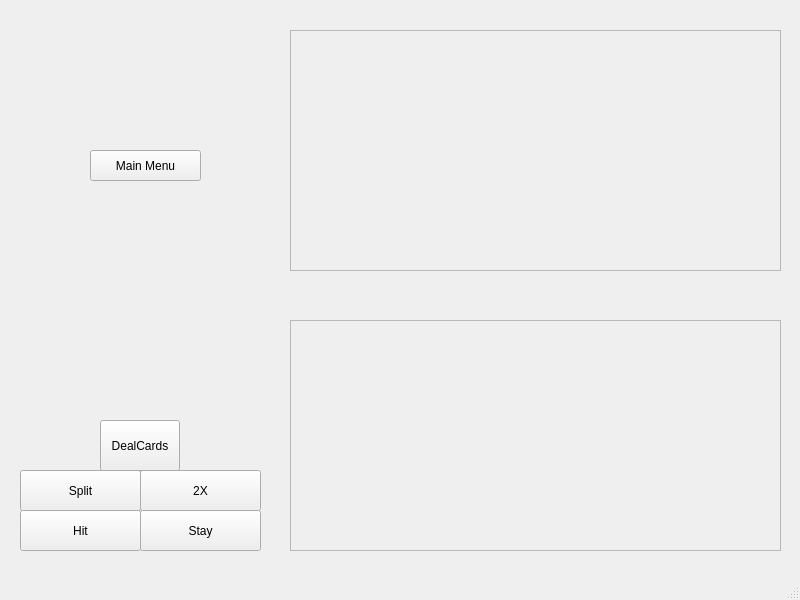
Before: the Qt Designer form blackJackTeacher/levelone.ui in UofU-CS3505/cs3505-assignment9-BradleyBartelt, drawn with Qt 5.
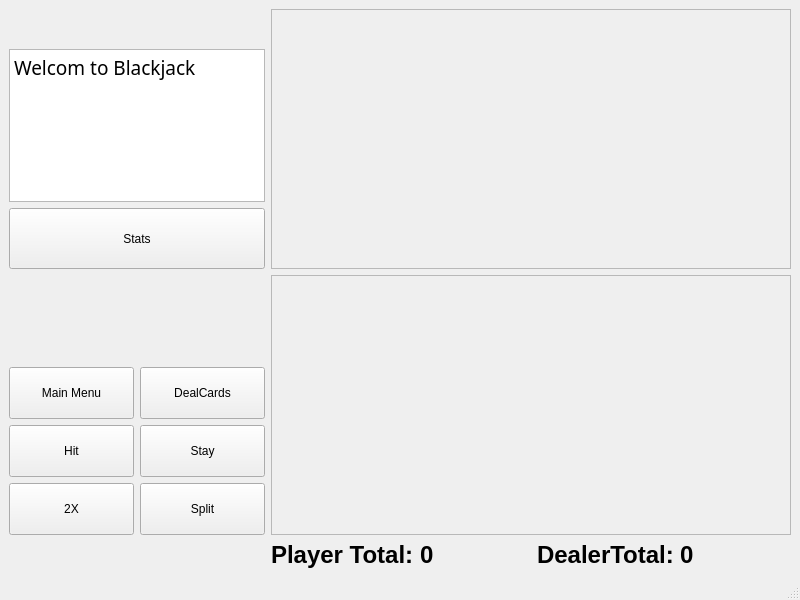
After: the same form once the commit is applied.

Commit message: the UI is now in layouts

```diff
--- a/blackJackTeacher/levelone.ui
+++ b/blackJackTeacher/levelone.ui
@@ -14,80 +14,247 @@
    <string>MainWindow</string>
   </property>
   <widget class="QWidget" name="centralwidget">
-   <widget class="QPushButton" name="pushButton">
-    <property name="geometry">
-     <rect>
-      <x>20</x>
-      <y>470</y>
-      <width>121</width>
-      <height>41</height>
-     </rect>
+   <layout class="QGridLayout" name="gridLayout_3" columnstretch="0,3">
+    <property name="sizeConstraint">
+     <enum>QLayout::SetDefaultConstraint</enum>
     </property>
+    <item row="0" column="0">
+     <layout class="QVBoxLayout" name="statsAndTextLayout" stretch="0,5,2,0">
+      <item>
+       <spacer name="verticalSpacer_2">
+        <property name="orientation">
+         <enum>Qt::Vertical</enum>
+        </property>
+        <property name="sizeHint" stdset="0">
+         <size>
+          <width>20</width>
+          <height>40</height>
+         </size>
+        </property>
+       </spacer>
+      </item>
+      <item>
+       <widget class="QTextBrowser" name="textDisplay">
+        <property name="font">
+         <font>
+          <family>Rockwell Extra Bold</family>
+          <pointsize>14</pointsize>
+          <bold>true</bold>
+         </font>
+        </property>
+        <property name="html">
+         <string>&lt;!DOCTYPE HTML PUBLIC &quot;-//W3C//DTD HTML 4.0//EN&quot; &quot;http://www.w3.org/TR/REC-html40/strict.dtd&quot;&gt;
+&lt;html&gt;&lt;head&gt;&lt;meta name=&quot;qrichtext&quot; content=&quot;1&quot; /&gt;&lt;meta charset=&quot;utf-8&quot; /&gt;&lt;style type=&quot;text/css&quot;&gt;
+p, li { white-space: pre-wrap; }
+hr { height: 1px; border-width: 0; }
+li.unchecked::marker { content: &quot;\2610&quot;; }
+li.checked::marker { content: &quot;\2612&quot;; }
+&lt;/style&gt;&lt;/head&gt;&lt;body style=&quot; font-family:'Rockwell Extra Bold'; font-size:14pt; font-weight:700; font-style:normal;&quot;&gt;
+&lt;p style=&quot; margin-top:0px; margin-bottom:0px; margin-left:0px; margin-right:0px; -qt-block-indent:0; text-indent:0px;&quot;&gt;&lt;span style=&quot; font-family:'Segoe UI'; font-weight:400;&quot;&gt;Welcom to Blackjack&lt;/span&gt;&lt;/p&gt;&lt;/body&gt;&lt;/html&gt;</string>
+        </property>
+       </widget>
+      </item>
+      <item>
+       <widget class="QPushButton" name="pushButton_2">
+        <property name="sizePolicy">
+         <sizepolicy hsizetype="Minimum" vsizetype="Expanding">
+          <horstretch>0</horstretch>
+          <verstretch>0</verstretch>
+         </sizepolicy>
+        </property>
     <property name="text">
-     <string>Split</string>
-    </property>
-   </widget>
+         <string>Stats</string>
+        </property>
+       </widget>
+      </item>
+      <item>
+       <spacer name="verticalSpacer_3">
+        <property name="orientation">
+         <enum>Qt::Vertical</enum>
+        </property>
+        <property name="sizeHint" stdset="0">
+         <size>
+          <width>20</width>
+          <height>40</height>
+         </size>
+        </property>
+       </spacer>
+      </item>
+     </layout>
+    </item>
+    <item row="1" column="0">
+     <layout class="QVBoxLayout" name="userButtonLayout" stretch="0,0,0,0">
+      <item>
+       <spacer name="verticalSpacer">
+        <property name="orientation">
+         <enum>Qt::Vertical</enum>
+        </property>
+        <property name="sizeHint" stdset="0">
+         <size>
+          <width>20</width>
+          <height>40</height>
+         </size>
+        </property>
+       </spacer>
+      </item>
+      <item>
+       <layout class="QHBoxLayout" name="horizontalLayout_4" stretch="0,0">
+        <item>
+         <widget class="QPushButton" name="mainMenu">
+          <property name="sizePolicy">
+           <sizepolicy hsizetype="Minimum" vsizetype="Expanding">
+            <horstretch>0</horstretch>
+            <verstretch>0</verstretch>
+           </sizepolicy>
+          </property>
+          <property name="text">
+           <string>Main Menu</string>
+          </property>
+         </widget>
+        </item>
+        <item>
+         <widget class="QPushButton" name="dealCards">
+          <property name="sizePolicy">
+           <sizepolicy hsizetype="Minimum" vsizetype="Expanding">
+            <horstretch>0</horstretch>
+            <verstretch>0</verstretch>
+           </sizepolicy>
+          </property>
+          <property name="text">
+           <string>DealCards</string>
+          </property>
+         </widget>
+        </item>
+       </layout>
+      </item>
+      <item>
+       <layout class="QHBoxLayout" name="horizontalLayout_3">
+        <item>
    <widget class="QPushButton" name="hitButton">
-    <property name="geometry">
-     <rect>
-      <x>20</x>
-      <y>510</y>
-      <width>121</width>
-      <height>41</height>
-     </rect>
+          <property name="sizePolicy">
+           <sizepolicy hsizetype="Minimum" vsizetype="Expanding">
+            <horstretch>0</horstretch>
+            <verstretch>0</verstretch>
+           </sizepolicy>
     </property>
     <property name="text">
      <string>Hit</string>
     </property>
    </widget>
+        </item>
+        <item>
    <widget class="QPushButton" name="stayButton">
-    <property name="geometry">
-     <rect>
-      <x>140</x>
-      <y>510</y>
-      <width>121</width>
-      <height>41</height>
-     </rect>
+          <property name="sizePolicy">
+           <sizepolicy hsizetype="Minimum" vsizetype="Expanding">
+            <horstretch>0</horstretch>
+            <verstretch>0</verstretch>
+           </sizepolicy>
     </property>
     <property name="text">
      <string>Stay</string>
     </property>
    </widget>
-   <widget class="QPushButton" name="double_2">
-    <property name="geometry">
-     <rect>
-      <x>140</x>
-      <y>470</y>
-      <width>121</width>
-      <height>41</height>
-     </rect>
+        </item>
+       </layout>
+      </item>
+      <item>
+       <layout class="QHBoxLayout" name="horizontalLayout_5">
+        <item>
+         <widget class="QPushButton" name="doubleButton">
+          <property name="sizePolicy">
+           <sizepolicy hsizetype="Minimum" vsizetype="Expanding">
+            <horstretch>0</horstretch>
+            <verstretch>0</verstretch>
+           </sizepolicy>
     </property>
     <property name="text">
      <string>2X</string>
     </property>
    </widget>
-   <widget class="QPushButton" name="dealCards">
-    <property name="geometry">
-     <rect>
-      <x>100</x>
-      <y>420</y>
-      <width>80</width>
-      <height>51</height>
-     </rect>
+        </item>
+        <item>
+         <widget class="QPushButton" name="pushButton">
+          <property name="sizePolicy">
+           <sizepolicy hsizetype="Minimum" vsizetype="Expanding">
+            <horstretch>0</horstretch>
+            <verstretch>0</verstretch>
+           </sizepolicy>
     </property>
     <property name="text">
-     <string>DealCards</string>
-    </property>
-   </widget>
+           <string>Split</string>
+          </property>
+         </widget>
+        </item>
+       </layout>
+      </item>
+     </layout>
+    </item>
+    <item row="2" column="1">
+     <layout class="QGridLayout" name="totalDisplayLayout">
+      <item row="0" column="1">
+       <widget class="QLabel" name="playerTotal">
+        <property name="sizePolicy">
+         <sizepolicy hsizetype="Preferred" vsizetype="Preferred">
+          <horstretch>0</horstretch>
+          <verstretch>0</verstretch>
+         </sizepolicy>
+        </property>
+        <property name="font">
+         <font>
+          <pointsize>18</pointsize>
+          <bold>true</bold>
+         </font>
+        </property>
+        <property name="text">
+         <string>0</string>
+        </property>
+       </widget>
+      </item>
+      <item row="0" column="0">
+       <widget class="QLabel" name="label_2">
+        <property name="font">
+         <font>
+          <pointsize>18</pointsize>
+          <bold>true</bold>
+         </font>
+        </property>
+        <property name="text">
+         <string>Player Total:</string>
+        </property>
+       </widget>
+      </item>
+      <item row="0" column="2">
+       <widget class="QLabel" name="label">
+        <property name="font">
+         <font>
+          <pointsize>18</pointsize>
+          <bold>true</bold>
+         </font>
+        </property>
+        <property name="text">
+         <string>DealerTotal:</string>
+        </property>
+       </widget>
+      </item>
+      <item row="0" column="3">
+       <widget class="QLabel" name="dealerTotal">
+        <property name="font">
+         <font>
+          <pointsize>18</pointsize>
+          <bold>true</bold>
+         </font>
+        </property>
+        <property name="text">
+         <string>0</string>
+        </property>
+       </widget>
+      </item>
+     </layout>
+    </item>
+    <item row="0" column="1" rowspan="2">
+     <layout class="QVBoxLayout" name="playAreaLayout" stretch="2,2">
+      <item>
    <widget class="QScrollArea" name="dealerArea">
-    <property name="geometry">
-     <rect>
-      <x>290</x>
-      <y>30</y>
-      <width>491</width>
-      <height>241</height>
-     </rect>
-    </property>
     <property name="widgetResizable">
      <bool>true</bool>
     </property>
@@ -96,22 +263,16 @@
       <rect>
        <x>0</x>
        <y>0</y>
-       <width>489</width>
-       <height>239</height>
+           <width>522</width>
+           <height>255</height>
       </rect>
      </property>
      <layout class="QHBoxLayout" name="horizontalLayout"/>
     </widget>
    </widget>
+      </item>
+      <item>
    <widget class="QScrollArea" name="handArea">
-    <property name="geometry">
-     <rect>
-      <x>290</x>
-      <y>320</y>
-      <width>491</width>
-      <height>231</height>
-     </rect>
-    </property>
     <property name="widgetResizable">
      <bool>true</bool>
     </property>
@@ -120,26 +281,17 @@
       <rect>
        <x>0</x>
        <y>0</y>
-       <width>489</width>
-       <height>229</height>
+           <width>522</width>
+           <height>254</height>
       </rect>
      </property>
      <layout class="QHBoxLayout" name="horizontalLayout_2"/>
     </widget>
    </widget>
-   <widget class="QPushButton" name="pushButton_2">
-    <property name="geometry">
-     <rect>
-      <x>90</x>
-      <y>150</y>
-      <width>111</width>
-      <height>31</height>
-     </rect>
-    </property>
-    <property name="text">
-     <string>Main Menu</string>
-    </property>
-   </widget>
+      </item>
+     </layout>
+    </item>
+   </layout>
   </widget>
   <widget class="QMenuBar" name="menubar">
    <property name="geometry">
```
Lines whose indentation alone changed are shown as unchanged. The commit also changes 5 other files.
